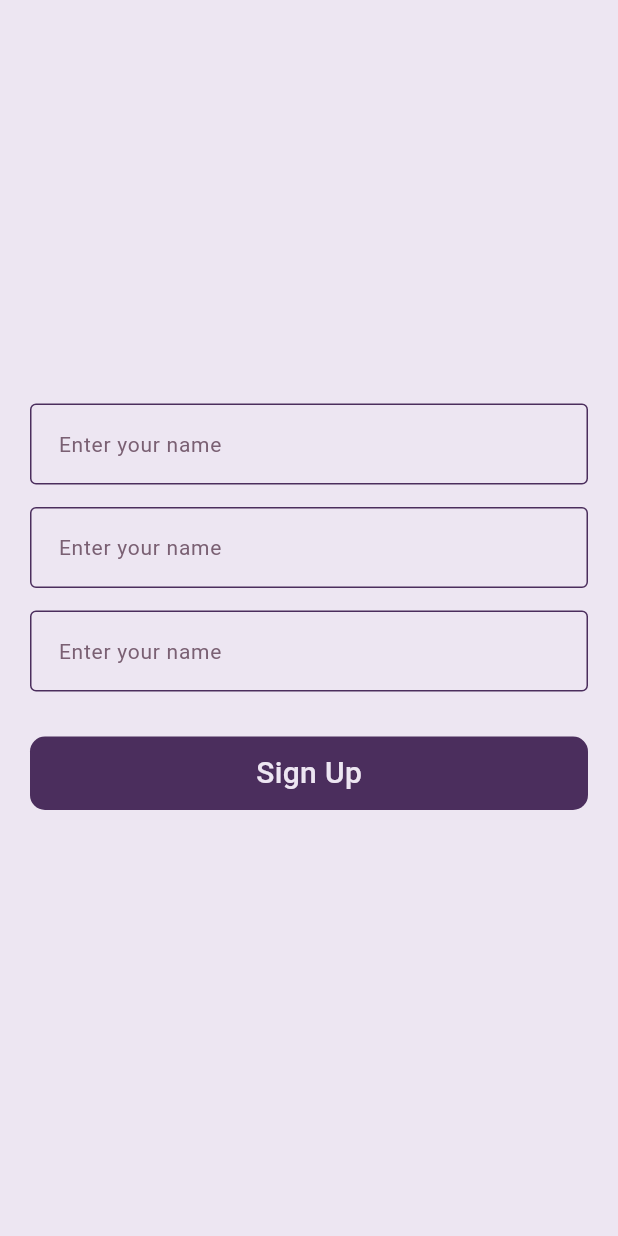
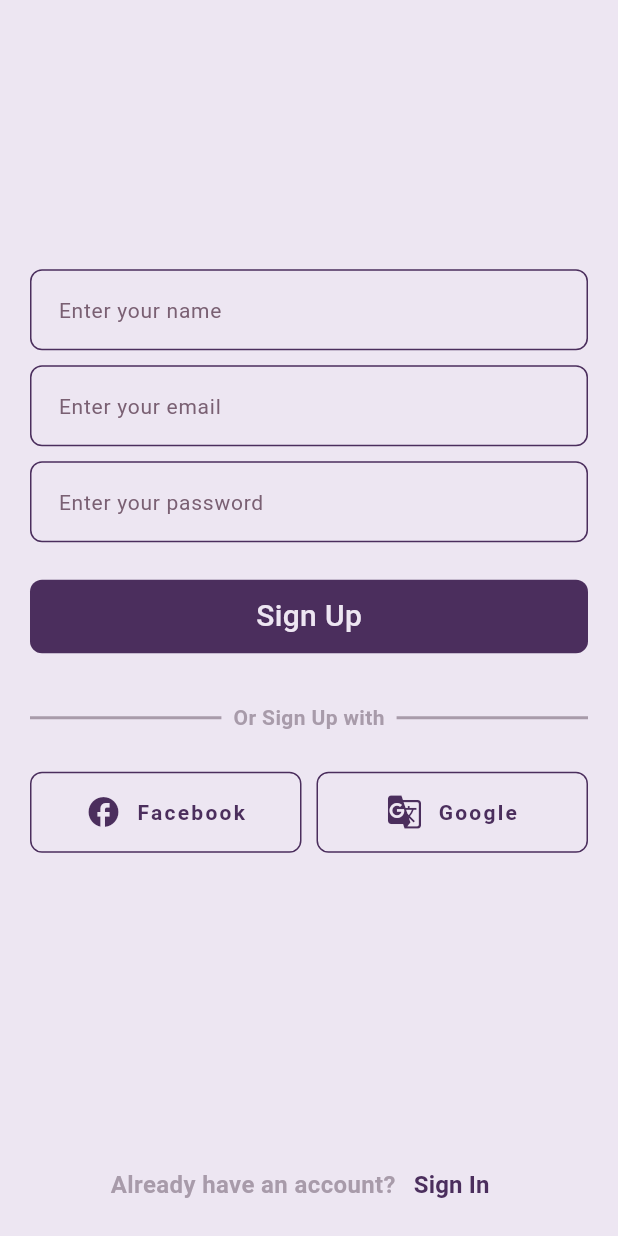
Before and after one commit to Learnathon-By-Geeky-Solutions/byte-conquerors, a Flutter app: the SignUpPage screen opened directly, on a phone screen of 412 x 824 dp. Run offline on Flutter 3.47's test engine with Material 3 defaults, Android fonts, the light colour scheme and no system bars; our stand-ins replace flutter_animate, flutter_svg.

Commit message:
additiona buttons and options added to the sign up page

```diff
--- /dev/null
+++ b/lib/components/outlined_icon_button.dart
@@ -0,0 +1,60 @@
+import 'package:flutter/material.dart';
+import 'package:soul_space/core/config/theme/app_colors.dart';
+
+class OutlinedIconButton extends StatelessWidget {
+  const OutlinedIconButton({
+    super.key,
+    required this.buttonText,
+    required this.buttionIcon,
+    required this.onTap,
+  });
+
+  final String buttonText;
+  final IconData buttionIcon;
+  final VoidCallback? onTap;
+
+  @override
+  Widget build(BuildContext context) {
+    return Expanded(
+      child: GestureDetector(
+        onTap: () => onTap!(),
+        child: Container(
+          margin: EdgeInsets.symmetric(
+            vertical: 8.0,
+          ),
+          padding: EdgeInsets.symmetric(
+            horizontal: 10.0,
+            vertical: 14.0,
+          ),
+          decoration: BoxDecoration(
+            borderRadius: BorderRadius.circular(8.0),
+            border: Border.all(
+              color: AppColors.primary,
+            ),
+          ),
+          child: Row(
+            mainAxisAlignment: MainAxisAlignment.center,
+            children: [
+              Icon(
+                buttionIcon,
+                color: AppColors.primary,
+              ),
+              SizedBox(
+                width: 10,
+              ),
+              Text(
+                buttonText,
+                style: TextStyle(
+                  color: AppColors.primary,
+                  fontSize: 14,
+                  fontWeight: FontWeight.w600,
+                  letterSpacing: 1.5,
+                ),
+              ),
+            ],
+          ),
+        ),
+      ),
+    );
+  }
+}
--- a/lib/components/universal_large_button.dart
+++ b/lib/components/universal_large_button.dart
@@ -1,7 +1,7 @@
 import 'package:flutter/material.dart';
 import 'package:soul_space/core/config/theme/app_colors.dart';
 
-class UniversalLargeButton extends StatefulWidget {
+class UniversalLargeButton extends StatelessWidget {
   const UniversalLargeButton({
     super.key,
     required this.buttonText,
@@ -12,27 +12,22 @@ class UniversalLargeButton extends StatefulWidget {
   final VoidCallback? onTap;
 
   @override
-  State<UniversalLargeButton> createState() => _UniversalLargeButtonState();
-}
-
-class _UniversalLargeButtonState extends State<UniversalLargeButton> {
-  @override
   Widget build(BuildContext context) {
     return Row(
       children: [
         Expanded(
           child: GestureDetector(
-            onTap: () => widget.onTap!(),
+            onTap: () => onTap!(),
             child: Container(
               margin: EdgeInsets.symmetric(vertical: 15.0),
               padding: EdgeInsets.symmetric(horizontal: 10.0, vertical: 10.0),
               decoration: BoxDecoration(
                 color: AppColors.primary,
-                borderRadius: BorderRadius.circular(10.0),
+                borderRadius: BorderRadius.circular(8.0),
               ),
               child: Center(
                 child: Text(
-                  widget.buttonText,
+                  buttonText,
                   style: TextStyle(
                     color: AppColors.lighFont,
                     fontSize: 20.0,
--- a/lib/core/config/assets/app_vectors.dart
+++ b/lib/core/config/assets/app_vectors.dart
@@ -10,4 +10,5 @@ class AppVectors {
   static const sapiensStanding = '${basePath}sapiens-standing$format';
   static const sapiensCycling = '${basePath}sapiens-cycling$format';
   static const sapiensRunning = '${basePath}sapiens-running$format';
+  static const heroBackground = '${basePath}hero-background$format';
 }
--- a/lib/core/config/theme/app_colors.dart
+++ b/lib/core/config/theme/app_colors.dart
@@ -11,4 +11,8 @@ class AppColors {
   static const darkContrast = Color(0xFF2E1E3C);
   static const lighFont = Color(0xFFEDE6F2);
   static const darkFont = Color(0xFF2E1E3C);
+  static const lightSecondaryFont = Color(0xFF836D8F);
+  static const darkSecondaryFont = Color(0xFF7A6073);
+  static const lightGreyFont = Color(0xFFA89BAA);
+  static const darkGreyFont = Color(0xFF75677A);
 }
--- a/lib/core/config/theme/app_theme.dart
+++ b/lib/core/config/theme/app_theme.dart
@@ -19,7 +19,7 @@ class ThemeManager {
           fontWeight: FontWeight.bold,
         ),
         shape: RoundedRectangleBorder(
-          borderRadius: BorderRadius.circular(10.0),
+          borderRadius: BorderRadius.circular(8.0),
         ),
       ),
     ),
@@ -57,28 +57,28 @@ class ThemeManager {
         fontWeight: FontWeight.w400,
       ),
       enabledBorder: OutlineInputBorder(
-        borderRadius: BorderRadius.circular(4.0),
+        borderRadius: BorderRadius.circular(8.0),
         borderSide: BorderSide(
           color: AppColors.primary,
           width: 1.0,
         ),
       ),
       focusedBorder: OutlineInputBorder(
-        borderRadius: BorderRadius.circular(4.0),
+        borderRadius: BorderRadius.circular(8.0),
         borderSide: BorderSide(
           color: AppColors.primary,
           width: 1.0,
         ),
       ),
       errorBorder: OutlineInputBorder(
-        borderRadius: BorderRadius.circular(4.0),
+        borderRadius: BorderRadius.circular(8.0),
         borderSide: BorderSide(
           color: Colors.red,
           width: 1.0,
         ),
       ),
       focusedErrorBorder: OutlineInputBorder(
-        borderRadius: BorderRadius.circular(4.0),
+        borderRadius: BorderRadius.circular(8.0),
         borderSide: BorderSide(
           color: Colors.red.shade400,
           width: 1.0,
@@ -101,7 +101,7 @@ class ThemeManager {
           fontWeight: FontWeight.bold,
         ),
         shape: RoundedRectangleBorder(
-          borderRadius: BorderRadius.circular(10.0),
+          borderRadius: BorderRadius.circular(8.0),
         ),
       ),
     ),
@@ -139,28 +139,28 @@ class ThemeManager {
         fontWeight: FontWeight.w400,
       ),
       enabledBorder: OutlineInputBorder(
-        borderRadius: BorderRadius.circular(4.0),
+        borderRadius: BorderRadius.circular(8.0),
         borderSide: BorderSide(
           color: AppColors.primary,
           width: 1.0,
         ),
       ),
       focusedBorder: OutlineInputBorder(
-        borderRadius: BorderRadius.circular(4.0),
+        borderRadius: BorderRadius.circular(8.0),
         borderSide: BorderSide(
           color: AppColors.primary,
           width: 1.0,
         ),
       ),
       errorBorder: OutlineInputBorder(
-        borderRadius: BorderRadius.circular(4.0),
+        borderRadius: BorderRadius.circular(8.0),
         borderSide: BorderSide(
           color: Colors.red,
           width: 1.0,
         ),
       ),
       focusedErrorBorder: OutlineInputBorder(
-        borderRadius: BorderRadius.circular(4.0),
+        borderRadius: BorderRadius.circular(8.0),
         borderSide: BorderSide(
           color: Colors.red.shade400,
           width: 1.0,
--- a/lib/features/auth/presentation/pages/sign_up_page.dart
+++ b/lib/features/auth/presentation/pages/sign_up_page.dart
@@ -1,6 +1,8 @@
 import 'package:flutter/material.dart';
+import 'package:soul_space/components/outlined_icon_button.dart';
 import 'package:soul_space/components/reusable_text_from_field_widget.dart';
 import 'package:soul_space/components/universal_large_button.dart';
+import 'package:soul_space/core/config/theme/app_colors.dart';
 
 class SignUpPage extends StatefulWidget {
   const SignUpPage({super.key});
@@ -16,12 +18,44 @@ class _SignUpPageState extends State<SignUpPage> {
   @override
   Widget build(BuildContext context) {
     return Scaffold(
-        body: Padding(
-      padding: const EdgeInsets.symmetric(horizontal: 20.0),
-      child: Center(
+        bottomNavigationBar: Padding(
+          padding: const EdgeInsets.symmetric(
+            horizontal: 20,
+            vertical: 10,
+          ),
+          child: Row(
+            mainAxisAlignment: MainAxisAlignment.center,
+            children: [
+              Text(
+                "Already have an account?",
+                style: TextStyle(
+                  color: AppColors.lightGreyFont,
+                  fontSize: 16,
+                  fontWeight: FontWeight.w600,
+                ),
+              ),
+              TextButton(
+                onPressed: () {},
+                child: Text(
+                  "Sign In",
+                  style: TextStyle(
+                    color: AppColors.primary,
+                    fontSize: 16,
+                    fontWeight: FontWeight.w600,
+                  ),
+                ),
+              ),
+            ],
+          ),
+        ),
+        body: Center(
+          child: Padding(
+            padding: const EdgeInsets.symmetric(
+              horizontal: 20,
+            ),
             child: Column(
-          spacing: 15,
               mainAxisSize: MainAxisSize.min,
+              spacing: 10,
               children: [
                 ReusableTextFormField(
                   hintText: "Enter your name ",
@@ -29,18 +63,65 @@ class _SignUpPageState extends State<SignUpPage> {
                   keyboardType: TextInputType.name,
                 ),
                 ReusableTextFormField(
-              hintText: "Enter your name ",
+                  hintText: "Enter your email ",
                   controller: _mailTextController,
                   keyboardType: TextInputType.emailAddress,
                 ),
                 ReusableTextFormField(
-              hintText: "Enter your name ",
+                  hintText: "Enter your password ",
                   controller: _passWordTextontroller,
                   keyboardType: TextInputType.visiblePassword,
                 ),
                 UniversalLargeButton(
                   buttonText: "Sign Up",
                   onTap: () {},
+                ),
+                Row(
+                  children: [
+                    Expanded(
+                      child: Divider(
+                        thickness: 2,
+                        color: AppColors.lightGreyFont,
+                      ),
+                    ),
+                    Padding(
+                      padding: const EdgeInsets.symmetric(
+                        horizontal: 8.0,
+                        vertical: 8.0,
+                      ),
+                      child: Text(
+                        "Or Sign Up with",
+                        style: TextStyle(
+                          fontSize: 14,
+                          color: AppColors.lightGreyFont,
+                          fontWeight: FontWeight.w600,
+                        ),
+                      ),
+                    ),
+                    Expanded(
+                      child: Divider(
+                        thickness: 2,
+                        color: AppColors.lightGreyFont,
+                      ),
+                    )
+                  ],
+                ),
+                Row(
+                  children: [
+                    OutlinedIconButton(
+                      buttonText: "Facebook",
+                      buttionIcon: Icons.facebook,
+                      onTap: () {},
+                    ),
+                    SizedBox(
+                      width: 10,
+                    ),
+                    OutlinedIconButton(
+                      buttonText: "Google",
+                      buttionIcon: Icons.g_translate,
+                      onTap: () {},
+                    ),
+                  ],
                 )
               ],
             ),
```
Also changed, not shown: assets/vectors/hero-background.svg (added), 125 other files. Lines whose indentation alone changed are shown as unchanged.
